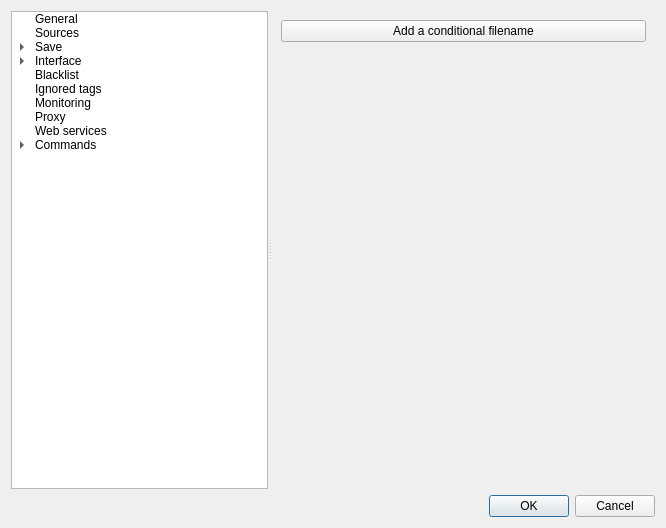
The window that src/gui/src/settings/options-window.ui (Bionus/imgbrd-grabber) describes before a commit, drawn with Qt 5.
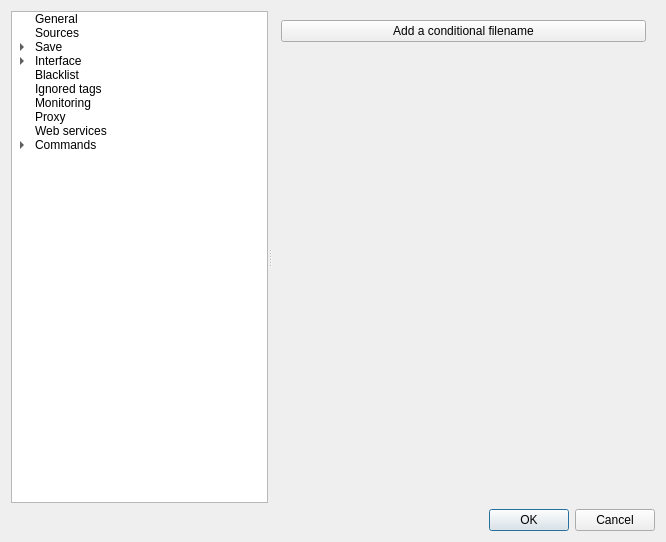
The same window after the commit. The open tabs and pages were chosen to show the change. Icons and pictures are not drawn.

Commit message: Factorize creation of dialog shortcuts

Diff of the .ui file:
```diff
--- a/src/gui/src/settings/options-window.ui
+++ b/src/gui/src/settings/options-window.ui
@@ -7,7 +7,7 @@
     <x>0</x>
     <y>0</y>
     <width>666</width>
-    <height>528</height>
+    <height>542</height>
    </rect>
   </property>
   <property name="windowTitle">
@@ -1054,8 +1054,8 @@
             <rect>
              <x>0</x>
              <y>0</y>
-             <width>68</width>
-             <height>16</height>
+             <width>359</width>
+             <height>440</height>
             </rect>
            </property>
            <layout class="QVBoxLayout" name="scrollAreaWidgetLayout">
```
Left out of the diff: 8 changed lines with no effect on the pictures. The commit also changes 7 other files.
